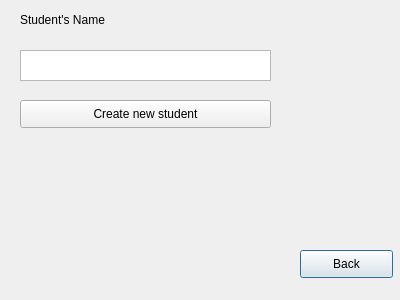
Before: the Qt Designer form src/dialogcreatestudent.ui in MarioFernandes73/FEUP_IART, drawn with Qt 5.
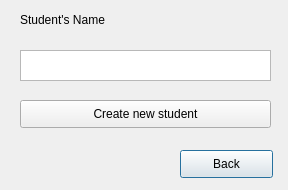
After: the same form once the commit is applied.

Commit message: mais ajustes na interface

The edit to the form file:
```diff
--- a/src/dialogcreatestudent.ui
+++ b/src/dialogcreatestudent.ui
@@ -6,8 +6,8 @@
    <rect>
     <x>0</x>
     <y>0</y>
-    <width>400</width>
-    <height>300</height>
+    <width>288</width>
+    <height>190</height>
    </rect>
   </property>
   <property name="windowTitle">
@@ -16,8 +16,8 @@
   <widget class="QPushButton" name="pushButton">
    <property name="geometry">
     <rect>
-     <x>300</x>
-     <y>250</y>
+     <x>180</x>
+     <y>150</y>
      <width>93</width>
      <height>28</height>
     </rect>
```
The commit also changes 7 other files.
